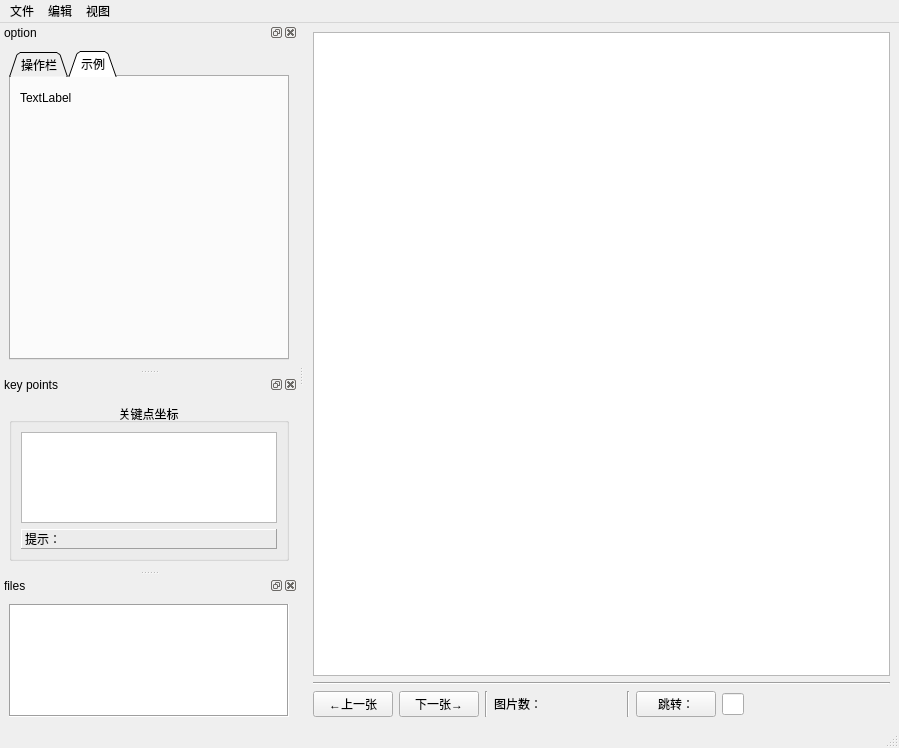
The window that UI/labelKPs_file.ui (Runki2018/LabelKPs) describes before a commit, drawn with Qt 5.
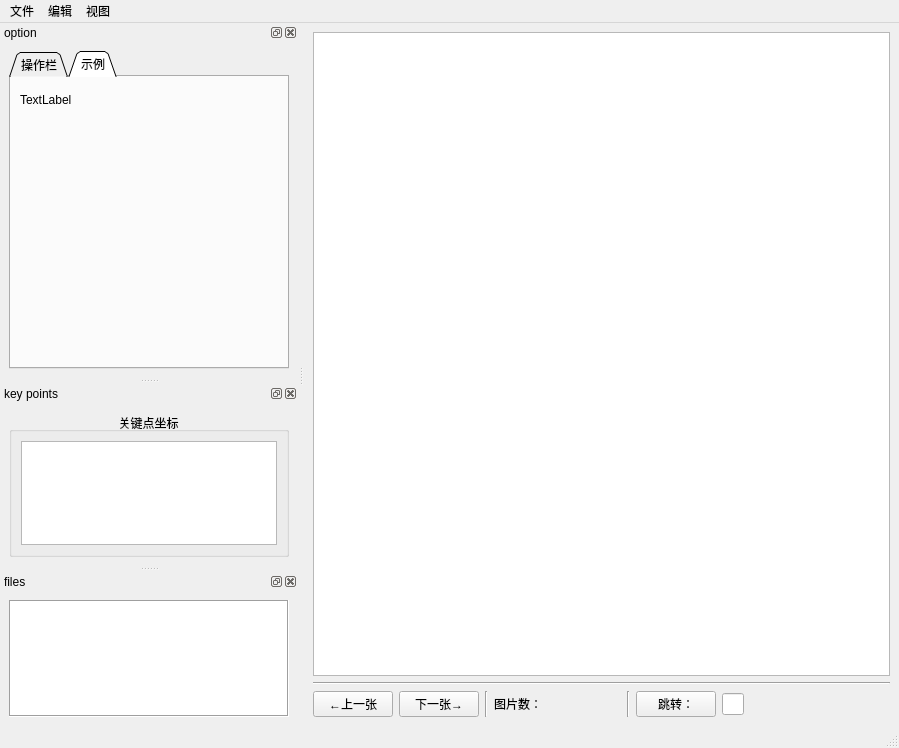
The same window after the commit. Icons and pictures are not drawn.

Patch:
```diff
--- a/UI/labelKPs_file.ui
+++ b/UI/labelKPs_file.ui
@@ -381,22 +381,6 @@
         <item>
          <widget class="QListWidget" name="listWidget_points"/>
         </item>
-        <item>
-         <widget class="QLabel" name="hint">
-          <property name="autoFillBackground">
-           <bool>false</bool>
-          </property>
-          <property name="frameShape">
-           <enum>QFrame::Panel</enum>
-          </property>
-          <property name="frameShadow">
-           <enum>QFrame::Raised</enum>
-          </property>
-          <property name="text">
-           <string>提示：</string>
-          </property>
-         </widget>
-        </item>
        </layout>
       </widget>
      </item>
```
